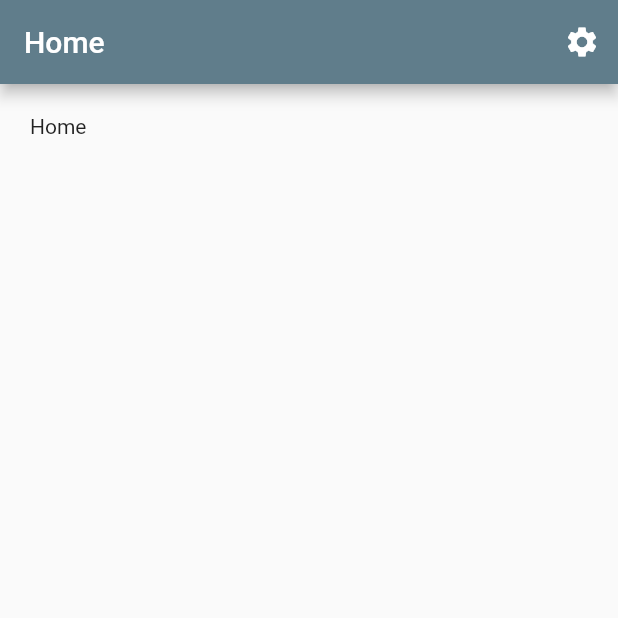
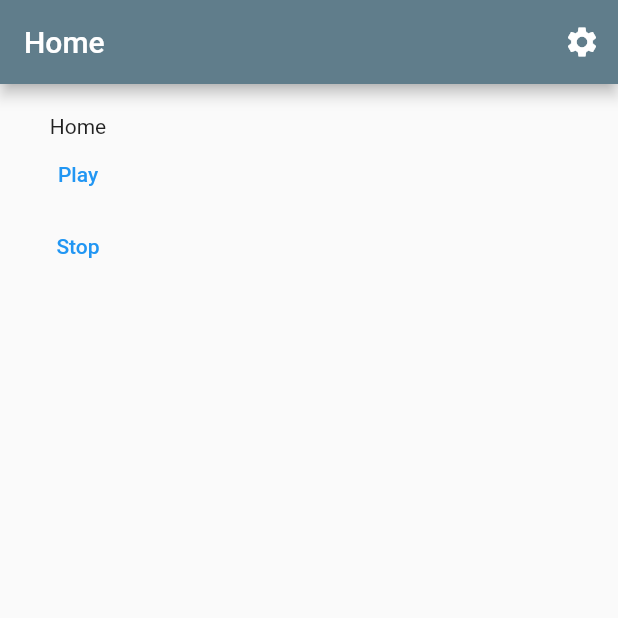
Before and after one commit to bozjator/audio-player, a Flutter app: the screen it shows after launch, on a phone screen of 412 x 824 dp, the top half of it. Run offline on Flutter 3.47's test engine with Material 2 defaults, Android fonts, the phone set to English and light mode, and no system bars; our stand-ins replace audio_service, audioplayers, get.

Commit message:
Init audio handler

```diff
--- /dev/null
+++ b/lib/core/services/app_audio_handler.dart
@@ -0,0 +1,56 @@
+import 'package:audio_service/audio_service.dart';
+import 'package:audioplayers/audioplayers.dart';
+
+class AppAudioHandler extends BaseAudioHandler
+    with
+        QueueHandler, // mix in default queue callback implementations
+        SeekHandler // mix in default seek callback implementations
+{
+  static final AppAudioHandler _singleton = AppAudioHandler._internal();
+
+  factory AppAudioHandler() {
+    return _singleton;
+  }
+
+  AppAudioHandler._internal();
+
+  late AppAudioHandler appAudioHandler;
+
+  void init() async {
+    appAudioHandler = await AudioService.init(
+      builder: () => AppAudioHandler(),
+      config: const AudioServiceConfig(
+        androidNotificationChannelId:
+            'com.bozjatorium.audioplayer.channel.audio',
+        androidNotificationChannelName: 'Music playback',
+      ),
+    );
+  }
+
+  AudioPlayer audioPlayer = AudioPlayer();
+
+  @override
+  Future<void> play() async {
+    // All 'play' requests from all origins route to here. Implement this
+    // callback to start playing audio appropriate to your app. e.g. music.
+    int result =
+        await audioPlayer.play("https://it-dk.com/media-demo/demo-1.mp3");
+    if (result == 1) {
+      print("result success");
+    }
+  }
+
+  @override
+  Future<void> pause() async {}
+
+  @override
+  Future<void> stop() async {
+    int result = await audioPlayer.stop();
+  }
+
+  @override
+  Future<void> seek(Duration position) async {}
+
+  @override
+  Future<void> skipToQueueItem(int i) async {}
+}
--- a/lib/main.dart
+++ b/lib/main.dart
@@ -1,3 +1,4 @@
+import 'package:audio_player/core/services/app_audio_handler.dart';
 import 'package:audio_player/core/theme/dark_theme.dart';
 import 'package:audio_player/core/theme/light_theme.dart';
 import 'package:audio_player/screens/home/home_controller.dart';
@@ -7,6 +8,7 @@ import 'package:flutter/material.dart';
 import 'package:get/get.dart';
 
 void main() {
+  AppAudioHandler().init();
   initControllers();
   runApp(const MyApp());
 }
--- a/lib/screens/home/home_screen.dart
+++ b/lib/screens/home/home_screen.dart
@@ -1,4 +1,5 @@
 import 'package:audio_player/core/global_widgets/custom_app_bar_widget.dart';
+import 'package:audio_player/core/services/app_audio_handler.dart';
 import 'package:audio_player/screens/home/home_controller.dart';
 import 'package:flutter/material.dart';
 import 'package:get/get.dart';
@@ -12,7 +13,29 @@ class HomeScreen extends GetView<HomeController> {
       appBar: customAppBar(controller.title),
       body: Container(
         padding: const EdgeInsets.all(20),
-        child: Text(controller.title),
+        child: Column(
+          children: [
+            Text(controller.title),
+            TextButton(
+              style: TextButton.styleFrom(
+                primary: Colors.blue,
+              ),
+              onPressed: () {
+                AppAudioHandler().play();
+              },
+              child: const Text('Play'),
+            ),
+            TextButton(
+              style: TextButton.styleFrom(
+                primary: Colors.blue,
+              ),
+              onPressed: () {
+                AppAudioHandler().stop();
+              },
+              child: const Text('Stop'),
+            )
+          ],
+        ),
       ),
     );
   }
--- a/pubspec.yaml
+++ b/pubspec.yaml
@@ -3,7 +3,7 @@ description: A new Flutter project.
 
 # The following line prevents the package from being accidentally published to
 # pub.dev using `flutter pub publish`. This is preferred for private packages.
-publish_to: 'none' # Remove this line if you wish to publish to pub.dev
+publish_to: "none" # Remove this line if you wish to publish to pub.dev
 
 # The following defines the version and build number for your application.
 # A version number is three numbers separated by dots, like 1.2.43
@@ -31,7 +31,8 @@ dependencies:
     sdk: flutter
 
   get: 4.6.1
-
+  audioplayers: 0.20.1
+  audio_service: 0.18.4
 
   # The following adds the Cupertino Icons font to your application.
   # Use with the CupertinoIcons class for iOS style icons.
@@ -53,7 +54,6 @@ dev_dependencies:
 
 # The following section is specific to Flutter.
 flutter:
-
   # The following line ensures that the Material Icons font is
   # included with your application, so that you can use the icons in
   # the material Icons class.
```
Also changed, not shown: pubspec.lock, 1 other file.
